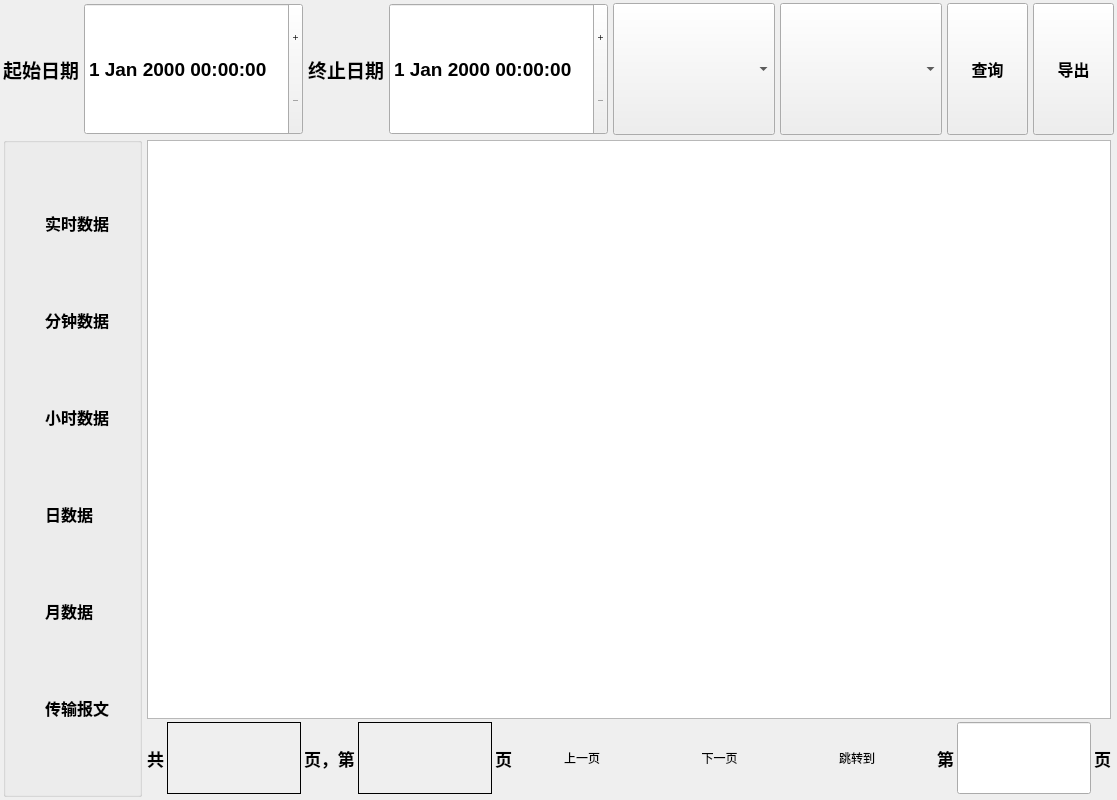
First picture: the form in qtApp/dataquery.ui, repository aa123Eason/workcode, before the edit.
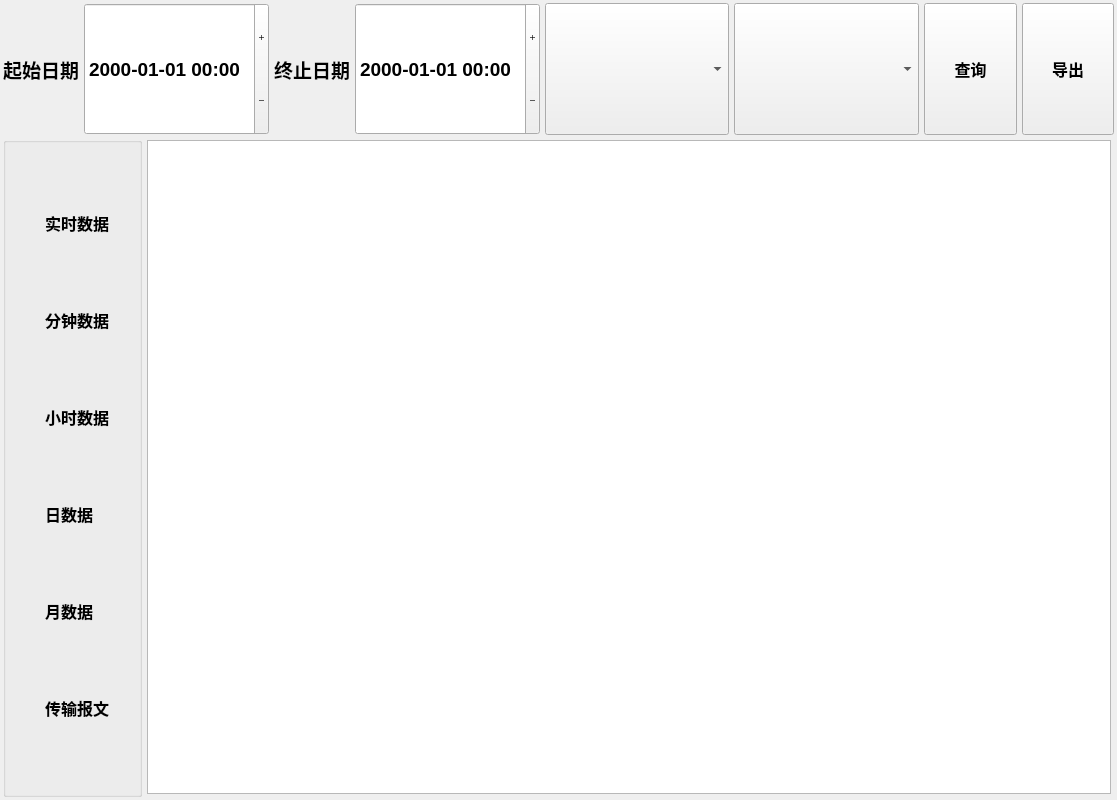
Second picture: the form after the edit. Icons and pictures are not drawn.

Patch:
```diff
--- a/qtApp/dataquery.ui
+++ b/qtApp/dataquery.ui
@@ -10,6 +10,12 @@
     <height>800</height>
    </rect>
   </property>
+  <property name="sizePolicy">
+   <sizepolicy hsizetype="Expanding" vsizetype="Expanding">
+    <horstretch>0</horstretch>
+    <verstretch>0</verstretch>
+   </sizepolicy>
+  </property>
   <property name="minimumSize">
    <size>
     <width>1000</width>
@@ -78,6 +84,9 @@
        <property name="buttonSymbols">
         <enum>QAbstractSpinBox::PlusMinus</enum>
        </property>
+       <property name="displayFormat">
+        <string>yyyy-MM-dd HH:mm</string>
+       </property>
       </widget>
      </item>
      <item>
@@ -112,6 +121,9 @@
        <property name="buttonSymbols">
         <enum>QAbstractSpinBox::PlusMinus</enum>
        </property>
+       <property name="displayFormat">
+        <string>yyyy-MM-dd HH:mm</string>
+       </property>
       </widget>
      </item>
      <item>
@@ -502,7 +514,7 @@
      <item>
       <widget class="QStackedWidget" name="tableStack">
        <widget class="QWidget" name="pagertk">
-        <layout class="QVBoxLayout" name="verticalLayout_3" stretch="8,1">
+        <layout class="QVBoxLayout" name="verticalLayout_3" stretch="8">
          <property name="spacing">
           <number>3</number>
          </property>
@@ -521,255 +533,6 @@
          <item>
           <widget class="QTableWidget" name="tablertk"/>
          </item>
-         <item>
-          <layout class="QHBoxLayout" name="horizontalLayout_3" stretch="0,1,0,1,0,1,1,1,0,0,1,0">
-           <item>
-            <widget class="QLabel" name="label">
-             <property name="font">
-              <font>
-               <pointsize>13</pointsize>
-               <weight>75</weight>
-               <bold>true</bold>
-              </font>
-             </property>
-             <property name="text">
-              <string>共</string>
-             </property>
-            </widget>
-           </item>
-           <item>
-            <widget class="QLabel" name="pages">
-             <property name="font">
-              <font>
-               <pointsize>15</pointsize>
-               <weight>75</weight>
-               <bold>true</bold>
-              </font>
-             </property>
-             <property name="frameShape">
-              <enum>QFrame::Box</enum>
-             </property>
-             <property name="text">
-              <string/>
-             </property>
-             <property name="alignment">
-              <set>Qt::AlignCenter</set>
-             </property>
-             <property name="wordWrap">
-              <bool>true</bool>
-             </property>
-            </widget>
-           </item>
-           <item>
-            <widget class="QLabel" name="label_4">
-             <property name="font">
-              <font>
-               <pointsize>13</pointsize>
-               <weight>75</weight>
-               <bold>true</bold>
-              </font>
-             </property>
-             <property name="text">
-              <string>页，第</string>
-             </property>
-            </widget>
-           </item>
-           <item>
-            <widget class="QLabel" name="curPage">
-             <property name="font">
-              <font>
-               <pointsize>15</pointsize>
-               <weight>75</weight>
-               <bold>true</bold>
-              </font>
-             </property>
-             <property name="frameShape">
-              <enum>QFrame::Box</enum>
-             </property>
-             <property name="text">
-              <string/>
-             </property>
-             <property name="alignment">
-              <set>Qt::AlignCenter</set>
-             </property>
-             <property name="wordWrap">
-              <bool>true</bool>
-             </property>
-            </widget>
-           </item>
-           <item>
-            <widget class="QLabel" name="label_8">
-             <property name="font">
-              <font>
-               <pointsize>13</pointsize>
-               <weight>75</weight>
-               <bold>true</bold>
-              </font>
-             </property>
-             <property name="text">
-              <string>页</string>
-             </property>
-            </widget>
-           </item>
-           <item>
-            <widget class="QPushButton" name="pushButton">
-             <property name="sizePolicy">
-              <sizepolicy hsizetype="Minimum" vsizetype="Preferred">
-               <horstretch>0</horstretch>
-               <verstretch>0</verstretch>
-              </sizepolicy>
-             </property>
-             <property name="autoFillBackground">
-              <bool>true</bool>
-             </property>
-             <property name="styleSheet">
-              <string notr="true">QPushButton
-{
-	
-	background-color: rgb(0, 85, 255);
-	
-	color: rgb(0, 0, 0);
-	
-	font: 75 16pt &quot;微软雅黑&quot;;
-
-}</string>
-             </property>
-             <property name="text">
-              <string>上一页</string>
-             </property>
-             <property name="autoDefault">
-              <bool>true</bool>
-             </property>
-             <property name="flat">
-              <bool>true</bool>
-             </property>
-            </widget>
-           </item>
-           <item>
-            <widget class="QPushButton" name="pushButton_2">
-             <property name="sizePolicy">
-              <sizepolicy hsizetype="Minimum" vsizetype="Preferred">
-               <horstretch>0</horstretch>
-               <verstretch>0</verstretch>
-              </sizepolicy>
-             </property>
-             <property name="autoFillBackground">
-              <bool>true</bool>
-             </property>
-             <property name="styleSheet">
-              <string notr="true">QPushButton
-{
-	
-	background-color: rgb(0, 85, 255);
-	
-	color: rgb(0, 0, 0);
-	
-	font: 75 16pt &quot;微软雅黑&quot;;
-
-}</string>
-             </property>
-             <property name="text">
-              <string>下一页</string>
-             </property>
-             <property name="autoDefault">
-              <bool>true</bool>
-             </property>
-             <property name="flat">
-              <bool>true</bool>
-             </property>
-            </widget>
-           </item>
-           <item>
-            <widget class="QPushButton" name="pushButton_3">
-             <property name="sizePolicy">
-              <sizepolicy hsizetype="Minimum" vsizetype="Preferred">
-               <horstretch>0</horstretch>
-               <verstretch>0</verstretch>
-              </sizepolicy>
-             </property>
-             <property name="autoFillBackground">
-              <bool>true</bool>
-             </property>
-             <property name="styleSheet">
-              <string notr="true">QPushButton
-{
-	
-	background-color: rgb(0, 85, 255);
-	
-	color: rgb(0, 0, 0);
-	
-	font: 75 16pt &quot;微软雅黑&quot;;
-
-}</string>
-             </property>
-             <property name="text">
-              <string>跳转到</string>
-             </property>
-             <property name="autoDefault">
-              <bool>true</bool>
-             </property>
-             <property name="flat">
-              <bool>true</bool>
-             </property>
-            </widget>
-           </item>
-           <item>
-            <widget class="QLabel" name="label_5">
-             <property name="text">
-              <string/>
-             </property>
-            </widget>
-           </item>
-           <item>
-            <widget class="QLabel" name="label_9">
-             <property name="font">
-              <font>
-               <pointsize>13</pointsize>
-               <weight>75</weight>
-               <bold>true</bold>
-              </font>
-             </property>
-             <property name="text">
-              <string>第</string>
-             </property>
-            </widget>
-           </item>
-           <item>
-            <widget class="QLineEdit" name="jumppage">
-             <property name="sizePolicy">
-              <sizepolicy hsizetype="Expanding" vsizetype="Preferred">
-               <horstretch>0</horstretch>
-               <verstretch>0</verstretch>
-              </sizepolicy>
-             </property>
-             <property name="font">
-              <font>
-               <pointsize>15</pointsize>
-               <weight>75</weight>
-               <bold>true</bold>
-              </font>
-             </property>
-             <property name="alignment">
-              <set>Qt::AlignCenter</set>
-             </property>
-            </widget>
-           </item>
-           <item>
-            <widget class="QLabel" name="label_10">
-             <property name="font">
-              <font>
-               <pointsize>13</pointsize>
-               <weight>75</weight>
-               <bold>true</bold>
-              </font>
-             </property>
-             <property name="text">
-              <string>页</string>
-             </property>
-            </widget>
-           </item>
-          </layout>
-         </item>
         </layout>
        </widget>
        <widget class="QWidget" name="pagemin">
```
